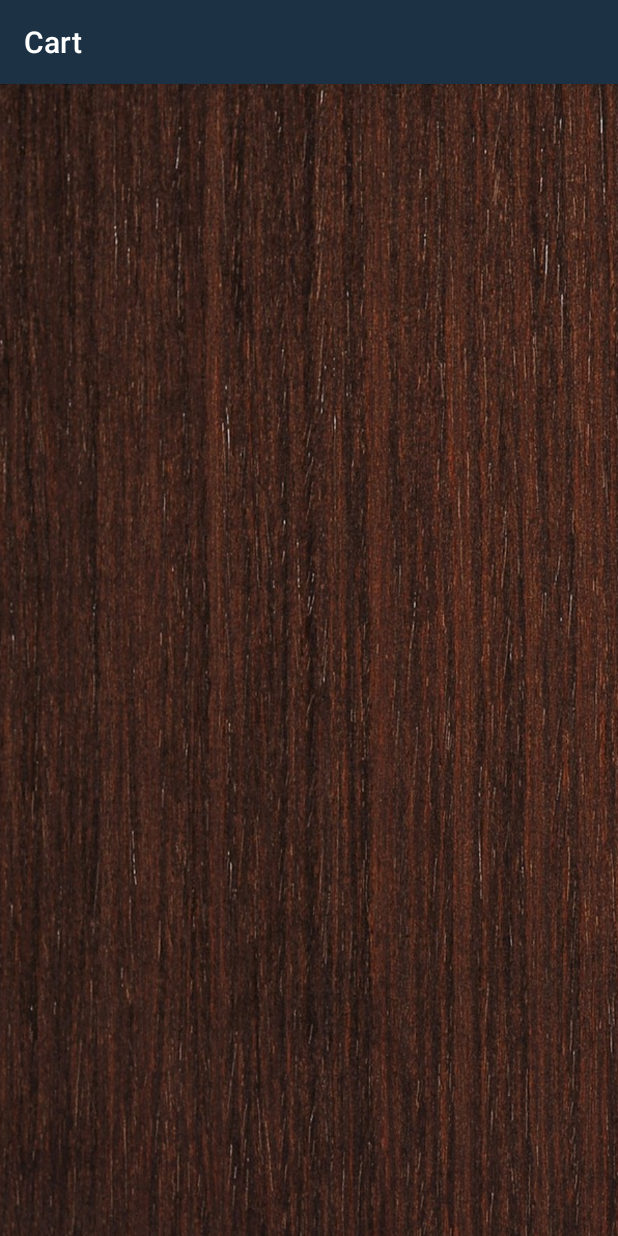
After one commit to barbosaMatheus/USRoasterCorp_Mobile_App, an Android app: the CartActivity screen opened directly, with no data from a screen before it, on a phone screen of 412 x 824 dp. The commit adds this screen. Run offline under Robolectric (Android 15) with nearby library versions, the phone set to English and light mode, and no system bars; 2 statements that could not run were skipped.

Commit message:
Added the ability to add and remove items from the cart

```diff
--- a/app/src/main/AndroidManifest.xml
+++ b/app/src/main/AndroidManifest.xml
@@ -18,7 +18,8 @@
         </activity>
         <activity android:name=".NewsActivity" />
         <activity android:name=".AboutActivity" />
-        <activity android:name=".ShopActivity"></activity>
+        <activity android:name=".ShopActivity" />
+        <activity android:name=".CartActivity"></activity>
     </application>
 
 </manifest>
--- /dev/null
+++ b/app/src/main/java/usroaster/matheusbarbosa/usroastercorp/CartActivity.java
@@ -0,0 +1,77 @@
+package usroaster.matheusbarbosa.usroastercorp;
+
+import android.content.Intent;
+import android.support.v7.app.AppCompatActivity;
+import android.os.Bundle;
+import android.widget.ListView;
+import android.widget.Toast;
+
+import java.util.ArrayList;
+
+public class CartActivity extends AppCompatActivity {
+
+    public ArrayList<Integer> cart_id_list;
+    public ArrayList<String> curr_names;
+    public ArrayList<String> curr_descriptions;
+
+    @Override
+    protected void onCreate(Bundle savedInstanceState) {
+        super.onCreate(savedInstanceState);
+        setContentView(R.layout.activity_cart);
+        //noinspection ConstantConditions
+        getSupportActionBar( ).setTitle( "Cart" );
+        if( cart_id_list == null ) cart_id_list = new ArrayList<>( );
+        fill_cart_list( );
+        if( cart_id_list.isEmpty( ) ) {
+            Toast.makeText( this, "Your cart is currently empty, go into \"Shop\" to add items", Toast.LENGTH_LONG ).show( );
+            return;
+        }
+        fill_list( );
+    }
+
+    public void fill_cart_list( ) {
+        Intent intent;
+        try{
+            intent = getIntent( );
+        } catch( NullPointerException e ) {
+            cart_id_list = new ArrayList<>( );
+            return;
+        }
+        cart_id_list = intent.getIntegerArrayListExtra( "id_list" );
+    }
+
+    public void fill_list( ) {
+        String names[] = {"Mini Rev 1kg","3kg Rev","5kg Rev","15kg Rev","30kg Rev","70kg Rev","180kg Rev","300kg Rev","666 Grinder","777 Grinder","888 Grinder","Model A","Model B"};
+        String descriptions[] = {"1kg fully electric roaster, cloud and desktop integration for profile creation.",
+                "3kg fully electric roaster, cloud and desktop integration for profile creation.",
+                "5kg electric or gas roaster with or without profiler.",
+                "15kg electric or gas roaster with or without profiler.",
+                "30kg electric or gas roaster with or without profiler.",
+                "70kg electric or gas roaster with or without profiler.",
+                "180kg electric or gas roaster with or without profiler.",
+                "300kg electric or gas roaster with or without profiler.",
+                "Electric burr grinder.",
+                "Electric burr grinder.",
+                "Electric burr grinder.",
+                "Electric plate grinder.",
+                "Electric plate grinder.",
+                "Electric plate grinder." };
+        final int size = cart_id_list.size( );
+        curr_names = new ArrayList<>( );
+        curr_descriptions = new ArrayList<>( );
+        for( int i = 0; i < size; ++i ) {
+            curr_names.add( names[cart_id_list.get( i )] );
+            curr_descriptions.add( descriptions[cart_id_list.get( i )] );
+        }
+        CustomAdapter adapter = new CustomAdapter( this, curr_names, curr_descriptions, true );
+        ( ( ListView ) findViewById( R.id.cart_list ) ).setAdapter( adapter );
+    }
+
+    @Override
+    public void onBackPressed( ) {
+        Intent intent = new Intent( );
+        intent.putIntegerArrayListExtra( "id_list", cart_id_list );
+        setResult( RESULT_OK, intent );
+        super.onBackPressed( );
+    }
+}
--- a/app/src/main/java/usroaster/matheusbarbosa/usroastercorp/MainActivity.java
+++ b/app/src/main/java/usroaster/matheusbarbosa/usroastercorp/MainActivity.java
@@ -40,6 +40,11 @@ public class MainActivity extends AppCompatActivity {
             intent.putExtra( "id_list", cart_id_list );
             startActivityForResult( intent, 2 );
         }
+        else if( sender.getId( ) == R.id.cart_button ) {
+            Intent intent = new Intent( this, CartActivity.class );
+            intent.putExtra( "id_list", cart_id_list );
+            startActivityForResult( intent, 3 );
+        }
     }
 
     @Override
--- a/app/src/main/res/layout/activity_about.xml
+++ b/app/src/main/res/layout/activity_about.xml
@@ -11,7 +11,7 @@
         android:layout_width="0dp"
         android:layout_height="fill_parent"
         android:id="@+id/about_list"
-        tools:layout_editor_absoluteX="8dp"
+        tools:layout_editor_absoluteX="0dp"
         tools:layout_editor_absoluteY="8dp"
         android:divider="@drawable/custom_divider"
         android:dividerHeight="2dp"/>
--- a/app/src/main/res/layout/activity_shop.xml
+++ b/app/src/main/res/layout/activity_cart.xml
@@ -4,13 +4,13 @@
     xmlns:tools="http://schemas.android.com/tools"
     android:layout_width="match_parent"
     android:layout_height="match_parent"
-    tools:context="usroaster.matheusbarbosa.usroastercorp.ShopActivity"
+    tools:context="usroaster.matheusbarbosa.usroastercorp.CartActivity"
     android:background="@drawable/wood">
 
     <ListView
-        android:id="@+id/shop_list"
+        android:id="@+id/cart_list"
         android:layout_width="0dp"
-        android:layout_height="match_parent"
+        android:layout_height="wrap_content"
         tools:layout_editor_absoluteX="0dp"
         tools:layout_editor_absoluteY="8dp"
         android:divider="@drawable/custom_divider"
--- a/app/src/main/res/layout/image_list_row.xml
+++ b/app/src/main/res/layout/image_list_row.xml
@@ -45,8 +45,8 @@
         android:layout_marginBottom="10dp"/>
 
     <Button
-        android:layout_width="50dp"
-        android:layout_height="26dp"
+        android:layout_width="70dp"
+        android:layout_height="36dp"
         android:layout_below="@id/description"
         android:layout_toRightOf="@id/image"
         android:layout_toEndOf="@id/image"
```
Also changed, not shown: app/src/main/java/usroaster/matheusbarbosa/usroastercorp/CustomAdapter.java (+34 -9 lines), app/src/main/java/usroaster/matheusbarbosa/usroastercorp/ShopActivity.java (+9 -1 lines), app/src/main/res/layout/activity_main.xml (+11 -0 lines).
